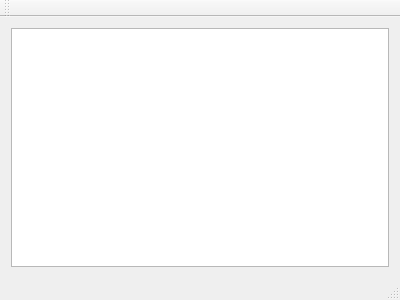
derekdt/MagnusBuildProcess, file Tools/SLBuildConfigurationTool/slbuildconfigwindow.ui: the form before one commit.
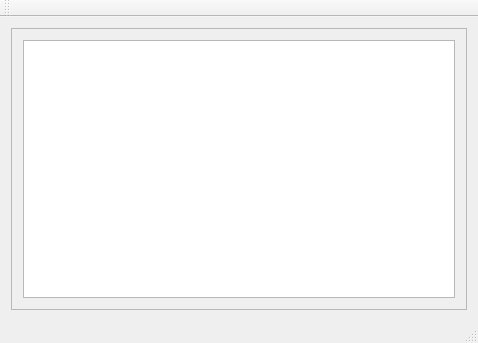
The form after the commit. Icons and pictures are not drawn.

Commit message: Setup QToolBox for the config panel

```diff
--- a/Tools/SLBuildConfigurationTool/slbuildconfigwindow.ui
+++ b/Tools/SLBuildConfigurationTool/slbuildconfigwindow.ui
@@ -6,8 +6,8 @@
    <rect>
     <x>0</x>
     <y>0</y>
-    <width>400</width>
-    <height>300</height>
+    <width>478</width>
+    <height>343</height>
    </rect>
   </property>
   <property name="windowTitle">
@@ -20,7 +20,19 @@
   <widget class="QWidget" name="centralWidget">
    <layout class="QHBoxLayout" name="horizontalLayout">
     <item>
-     <widget class="QTreeView" name="buildProcessDirTree"/>
+     <widget class="QFrame" name="mainWidgetFrame">
+      <property name="frameShape">
+       <enum>QFrame::StyledPanel</enum>
+      </property>
+      <property name="frameShadow">
+       <enum>QFrame::Raised</enum>
+      </property>
+      <layout class="QHBoxLayout" name="horizontalLayout_2">
+       <item>
+        <widget class="QTreeView" name="buildProcessDirTree"/>
+       </item>
+      </layout>
+     </widget>
     </item>
    </layout>
   </widget>
```
Left out of the diff: 2 changed lines with no effect on the pictures. The commit also changes 3 other files.
